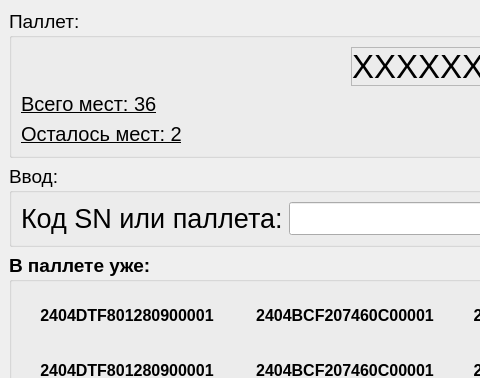
This is ui/interface.ui in Mex93/PalletsScanner as Qt 5 draws it before an edit; both pictures show x 0 to 480 and y 0 to 378 of the 907 by 826 pixel window. The edited form follows.
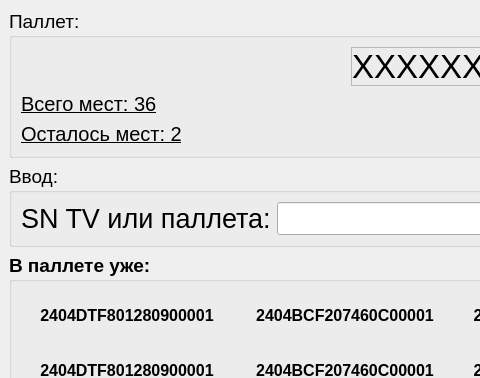
This is the edited form. Icons and pictures are not drawn.

What changed in the file:
```diff
--- a/ui/interface.ui
+++ b/ui/interface.ui
@@ -314,7 +314,7 @@
                 </font>
                </property>
                <property name="text">
-                <string>Код SN или паллета:</string>
+                <string>SN TV или паллета:</string>
                </property>
               </widget>
              </item>
```
